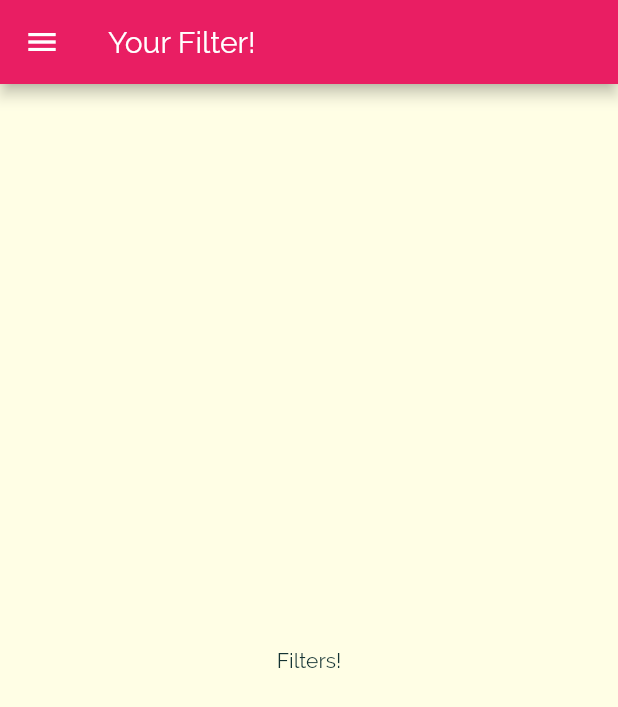
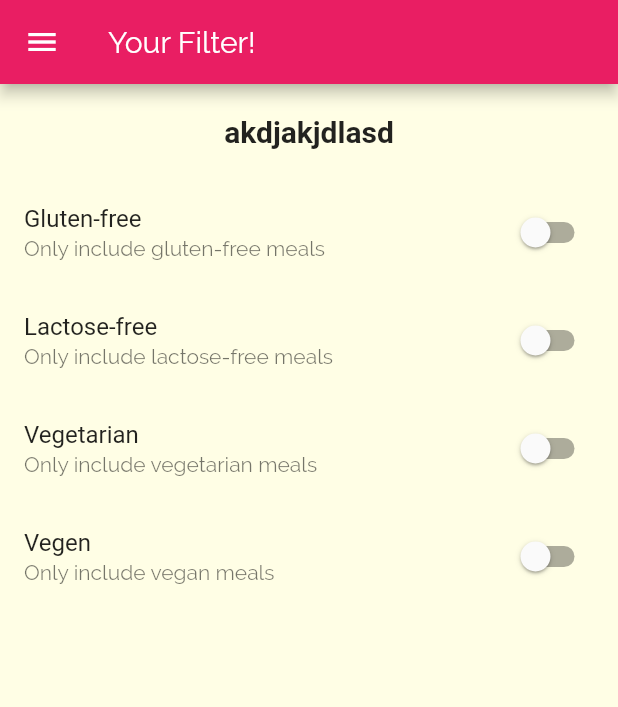
Before and after one commit to wilhwilh/food_app, a Flutter app: the FiltersScreen screen opened by its route, on a phone screen of 412 x 824 dp. Shown: the top 707 px of the screen. Run offline on Flutter 3.47's test engine with Material 2 defaults, Android fonts, the phone set to English and light mode, and no system bars; Roboto replaces fonts that are missing (RobotoCondensed).

Commit message:
adding switcher in filters screen

```diff
--- a/lib/screens/filters_screen.dart
+++ b/lib/screens/filters_screen.dart
@@ -1,8 +1,31 @@
 import 'package:flutter/material.dart';
 import '../widgets/main_darwer.dart';
 
-class FiltersScreen extends StatelessWidget {
+class FiltersScreen extends StatefulWidget {
   static const routeName = '/filters';
+
+  @override
+  _FiltersScreenState createState() => _FiltersScreenState();
+}
+
+class _FiltersScreenState extends State<FiltersScreen> {
+  bool _glutenFree = false;
+  bool _vegeterian = false;
+  bool _vegan = false;
+  bool _lactoseFree = false;
+
+  Widget _buildSwitchListTile(
+    String title,
+    String description,
+    bool currentValue,
+    Function updateValue,
+  ) {
+    return SwitchListTile(
+        title: Text(title),
+        value: currentValue,
+        subtitle: Text(description),
+        onChanged: updateValue);
+  }
 
   @override
   Widget build(BuildContext context) {
@@ -11,8 +34,70 @@ class FiltersScreen extends StatelessWidget {
         title: Text('Your Filter!'),
       ),
       drawer: MainDrawer(),
-      body: Center(
-        child: Text('Filters!'),
+      body: Column(
+        children: <Widget>[
+          Container(
+            padding: EdgeInsets.all(20),
+            child: Text(
+              'akdjakjdlasd',
+              style: Theme.of(context).textTheme.title,
+            ),
+          ),
+          Expanded(
+            child: ListView(
+              children: <Widget>[
+                _buildSwitchListTile(
+                  'Gluten-free',
+                  'Only include gluten-free meals',
+                  _glutenFree,
+                  (newValue) {
+                    setState(
+                      () {
+                        _glutenFree = newValue;
+                      },
+                    );
+                  },
+                ),
+                _buildSwitchListTile(
+                  'Lactose-free',
+                  'Only include lactose-free meals',
+                  _lactoseFree,
+                  (newValue) {
+                    setState(
+                      () {
+                        _lactoseFree = newValue;
+                      },
+                    );
+                  },
+                ),
+                _buildSwitchListTile(
+                  'Vegetarian',
+                  'Only include vegetarian meals',
+                  _vegeterian,
+                  (newValue) {
+                    setState(
+                      () {
+                        _vegeterian = newValue;
+                      },
+                    );
+                  },
+                ),
+                _buildSwitchListTile(
+                  'Vegen',
+                  'Only include vegan meals',
+                  _vegan,
+                  (newValue) {
+                    setState(
+                      () {
+                        _vegan = newValue;
+                      },
+                    );
+                  },
+                ),
+              ],
+            ),
+          )
+        ],
       ),
     );
   }
```
